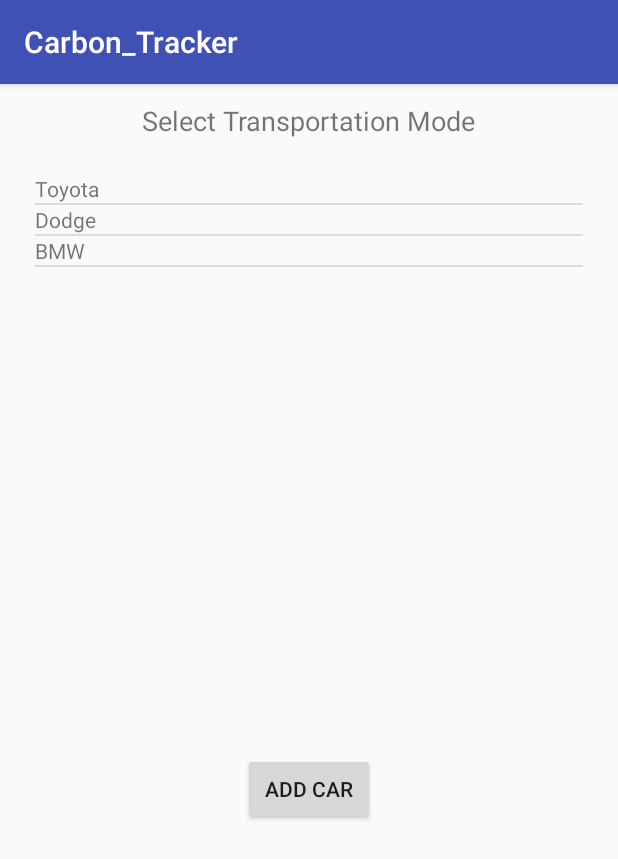
After one commit to shanerbo/Carbon-Tracker, an Android app: the CarList screen opened directly, with no data from a screen before it, on a phone screen of 412 x 824 dp. The commit adds this screen. Shown: the top 859 px of the screen. Run offline under Robolectric (Android 15) with nearby library versions, the phone set to English and light mode, and no system bars.

Commit message:
Add Car List screen and Add Car screen

```diff
--- /dev/null
+++ b/app/src/main/java/com/example/olive/carbon_tracker/CarList.java
@@ -0,0 +1,46 @@
+package com.example.olive.carbon_tracker;
+
+import android.content.Intent;
+import android.support.v7.app.AppCompatActivity;
+import android.os.Bundle;
+import android.view.View;
+import android.widget.ArrayAdapter;
+import android.widget.Button;
+import android.widget.ListView;
+import android.widget.Toast;
+
+public class CarList extends AppCompatActivity {
+
+    @Override
+    protected void onCreate(Bundle savedInstanceState) {
+        super.onCreate(savedInstanceState);
+        setContentView(R.layout.activity_car_list);
+
+        populateListView();
+        setupAddCarButton();
+    }
+
+    private void populateListView() {
+        String[] my_car_list = {"Toyota", "Dodge", "BMW"}; //TODO sample car list
+        ArrayAdapter<String> adapter = new ArrayAdapter<String>(
+                this, R.layout.car_list_listview, my_car_list);
+        ListView list = (ListView) findViewById(R.id.ID_Car_List);
+        list.setAdapter(adapter);
+    }
+
+    private void setupAddCarButton() {
+        Button AddCar = (Button) findViewById(R.id.ID_add_new_car_button);
+        AddCar.setOnClickListener(new View.OnClickListener() {
+            @Override
+            public void onClick(View v) {
+                Toast.makeText(CarList.this, "Enter your new car's info here", Toast.LENGTH_LONG).show();
+
+                Intent gotoAddCar = new Intent(CarList.this, AddCar.class);
+                //gotoAddCar.putExtra("my parameter name", 42);
+                //startActivityForResult(gotoAddCar, 777);
+                startActivity(gotoAddCar);
+
+            }
+        });
+    }
+}
--- /dev/null
+++ b/app/src/main/res/layout/activity_car_list.xml
@@ -0,0 +1,41 @@
+<?xml version="1.0" encoding="utf-8"?>
+<RelativeLayout xmlns:android="http://schemas.android.com/apk/res/android"
+    xmlns:app="http://schemas.android.com/apk/res-auto"
+    xmlns:tools="http://schemas.android.com/tools"
+    android:layout_width="match_parent"
+    android:layout_height="match_parent"
+    tools:context="com.example.olive.carbon_tracker.CarList">
+
+    <TextView
+        android:id="@+id/ID_select_trans_mode"
+        android:layout_width="wrap_content"
+        android:layout_height="wrap_content"
+        android:text="Select Transportation Mode"
+        android:textSize="18sp"
+        tools:layout_editor_absoluteX="81dp"
+        tools:layout_editor_absoluteY="16dp"
+        android:layout_alignParentTop="true"
+        android:layout_centerHorizontal="true"
+        android:layout_marginTop="12dp" />
+
+    <ListView
+        android:id="@+id/ID_Car_List"
+        android:layout_width="365dp"
+        android:layout_height="386dp"
+        tools:layout_editor_absoluteX="8dp"
+        tools:layout_editor_absoluteY="49dp"
+        android:layout_below="@+id/ID_select_trans_mode"
+        android:layout_centerHorizontal="true"
+        android:layout_marginTop="23dp" />
+
+    <Button
+        android:id="@+id/ID_add_new_car_button"
+        android:layout_width="wrap_content"
+        android:layout_height="wrap_content"
+        android:text="Add Car"
+        tools:layout_editor_absoluteX="148dp"
+        tools:layout_editor_absoluteY="447dp"
+        android:layout_below="@+id/ID_Car_List"
+        android:layout_centerHorizontal="true" />
+
+</RelativeLayout>
--- /dev/null
+++ b/app/src/main/res/layout/car_list_listview.xml
@@ -0,0 +1,6 @@
+<?xml version="1.0" encoding="utf-8"?>
+<TextView xmlns:android="http://schemas.android.com/apk/res/android"
+    android:layout_width="match_parent"
+    android:layout_height="match_parent">
+
+</TextView>
```
Also changed, not shown: app/build.gradle (+9 -0 lines), app/src/main/AndroidManifest.xml (+5 -2 lines), app/src/main/java/com/example/olive/carbon_tracker/AddCar.java (added, +13 -0 lines), app/src/main/res/layout/activity_add_car.xml (added, +33 -0 lines), app/src/main/res/values/strings.xml (+7 -0 lines).
